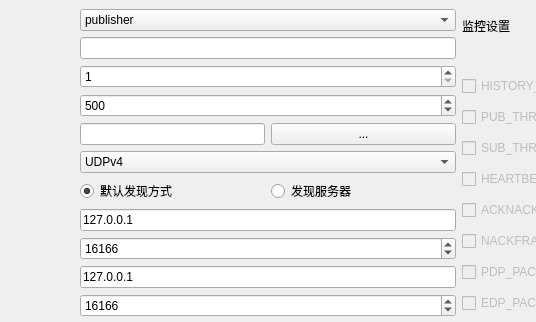
npr-martin/easydds, file Easy-DDS-Test/EDTest/easyddstest.ui: the form before one commit; both pictures show x 120 to 656 and y 0 to 322 of the 965 by 639 pixel window.
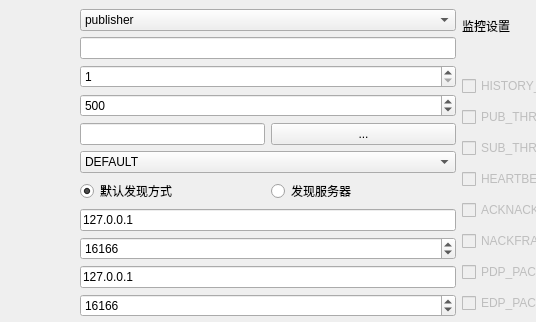
The form after the commit. Icons and pictures are not drawn.

```diff
--- a/Easy-DDS-Test/EDTest/easyddstest.ui
+++ b/Easy-DDS-Test/EDTest/easyddstest.ui
@@ -612,6 +612,11 @@
       </item>
       <item row="5" column="1" colspan="2">
        <widget class="QComboBox" name="cmbTransKind">
+        <item>
+         <property name="text">
+          <string>DEFAULT</string>
+         </property>
+        </item>
         <item>
          <property name="text">
           <string>UDPv4</string>
```
